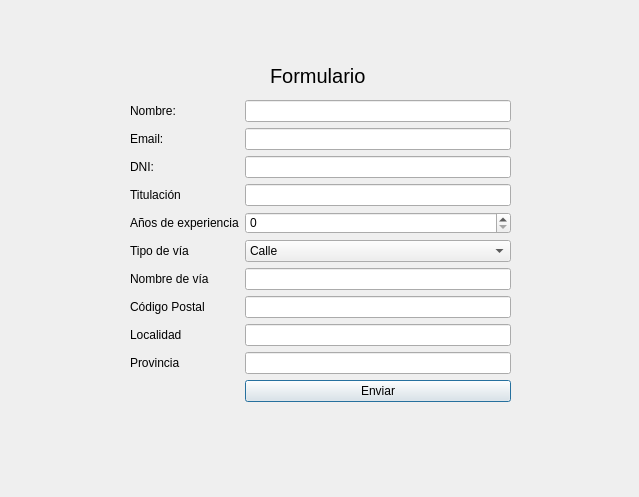
Old version of the form formulario.ui in the repository julinavas14/trabajo_programacion_sql.
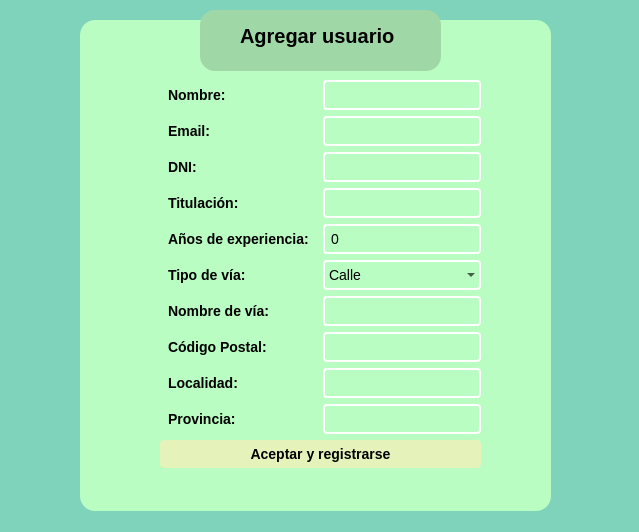
New version of the form.

Diff of the .ui file:
```diff
--- a/formulario.ui
+++ b/formulario.ui
@@ -7,89 +7,178 @@
     <x>0</x>
     <y>0</y>
     <width>639</width>
-    <height>497</height>
+    <height>532</height>
    </rect>
   </property>
   <property name="windowTitle">
    <string>Dialog</string>
   </property>
   <property name="styleSheet">
-   <string notr="true">#submitButton {
-    background-color: #007BFF;   /* Blue background for submit button */
-    border-color: #0056b3;
-    font-size: 16px;
+   <string notr="true">background-color: rgb(128, 211, 187);</string>
+  </property>
+  <widget class="QWidget" name="widget" native="true">
+   <property name="geometry">
+    <rect>
+     <x>80</x>
+     <y>20</y>
+     <width>471</width>
+     <height>491</height>
+    </rect>
+   </property>
+   <property name="styleSheet">
+    <string notr="true">QWidget{
+background-color: rgb(186, 253, 194);
+border-radius: 15px;
 }
+
+QLabel {
+    font-size: 14px;
+    color: black;
+    padding: 2px 4px;
+    border: none;
+}
+
+QLineEdit, QComboBox, QSpinBox {
+    font-size: 14px;
+    color: #34495e;
+    border: 2px solid;
+	border-color: white;
+    border-radius: 4px;
+    padding: 4px;
+    background-color: transparent;
+}
+
+QPushButton {
+    font-size: 14px;
+    font-weight: bold;
+    color: black;
+	background-color: rgb(229, 243, 186);
+    border: none;
+    border-radius: 4px;
+    padding: 6px 12px;
+}
+
+QPushButton:hover {
+    background-color: rgb(202, 213, 163)
+}
+
+QPushButton:disabled {
+    background-color: #95a5a6;
+    color: #ecf0f1;
+}
+
 </string>
   </property>
   <widget class="QWidget" name="formLayoutWidget">
    <property name="geometry">
     <rect>
-     <x>130</x>
-     <y>100</y>
-     <width>381</width>
-     <height>317</height>
+      <x>80</x>
+      <y>60</y>
+      <width>321</width>
+      <height>407</height>
     </rect>
    </property>
    <layout class="QFormLayout" name="formLayout">
     <item row="1" column="0">
      <widget class="QLabel" name="nombreLabel">
+       <property name="styleSheet">
+        <string notr="true">font-weight: bold;</string>
+       </property>
       <property name="text">
        <string>Nombre:</string>
       </property>
      </widget>
     </item>
     <item row="1" column="1">
-     <widget class="QLineEdit" name="addnombre"/>
+      <widget class="QLineEdit" name="addnombre">
+       <property name="styleSheet">
+        <string notr="true">color: black;</string>
+       </property>
+      </widget>
     </item>
     <item row="2" column="0">
      <widget class="QLabel" name="emailLabel">
+       <property name="styleSheet">
+        <string notr="true">font-weight: bold;</string>
+       </property>
       <property name="text">
        <string>Email:</string>
       </property>
      </widget>
     </item>
     <item row="2" column="1">
-     <widget class="QLineEdit" name="addemail"/>
+      <widget class="QLineEdit" name="addemail">
+       <property name="styleSheet">
+        <string notr="true">color: black;</string>
+       </property>
+      </widget>
     </item>
     <item row="3" column="0">
      <widget class="QLabel" name="dNILabel">
+       <property name="styleSheet">
+        <string notr="true">font-weight: bold;</string>
+       </property>
       <property name="text">
        <string>DNI:</string>
       </property>
      </widget>
     </item>
     <item row="3" column="1">
-     <widget class="QLineEdit" name="addDNI"/>
+      <widget class="QLineEdit" name="addDNI">
+       <property name="styleSheet">
+        <string notr="true">color: black;</string>
+       </property>
+      </widget>
     </item>
     <item row="4" column="0">
      <widget class="QLabel" name="titulaciNLabel">
+       <property name="styleSheet">
+        <string notr="true">font-weight: bold;</string>
+       </property>
       <property name="text">
-       <string>Titulación</string>
+        <string>Titulación:</string>
       </property>
      </widget>
     </item>
     <item row="4" column="1">
-     <widget class="QLineEdit" name="addtitulacion"/>
+      <widget class="QLineEdit" name="addtitulacion">
+       <property name="styleSheet">
+        <string notr="true">color: black;</string>
+       </property>
+      </widget>
     </item>
     <item row="5" column="0">
      <widget class="QLabel" name="aOsDeExperienciaLabel">
+       <property name="styleSheet">
+        <string notr="true">font-weight: bold;</string>
+       </property>
       <property name="text">
-       <string>Años de experiencia</string>
+        <string>Años de experiencia:</string>
       </property>
      </widget>
     </item>
     <item row="5" column="1">
-     <widget class="QSpinBox" name="addanos"/>
+      <widget class="QSpinBox" name="addanos">
+       <property name="styleSheet">
+        <string notr="true">color: black;</string>
+       </property>
+      </widget>
     </item>
     <item row="6" column="0">
      <widget class="QLabel" name="tipoDeVALabel">
+       <property name="styleSheet">
+        <string notr="true">font-weight: bold;</string>
+       </property>
       <property name="text">
-       <string>Tipo de vía</string>
+        <string>Tipo de vía:</string>
       </property>
      </widget>
     </item>
     <item row="6" column="1">
      <widget class="QComboBox" name="comboBox">
+       <property name="styleSheet">
+        <string notr="true">color: black;</string>
+       </property>
       <item>
        <property name="text">
         <string>Calle</string>
@@ -109,69 +198,118 @@
     </item>
     <item row="7" column="0">
      <widget class="QLabel" name="nombreDeVALabel">
+       <property name="styleSheet">
+        <string notr="true">font-weight: bold;</string>
+       </property>
       <property name="text">
-       <string>Nombre de vía</string>
+        <string>Nombre de vía:</string>
       </property>
      </widget>
     </item>
     <item row="7" column="1">
-     <widget class="QLineEdit" name="addnombrevia"/>
+      <widget class="QLineEdit" name="addnombrevia">
+       <property name="styleSheet">
+        <string notr="true">color: black;</string>
+       </property>
+      </widget>
     </item>
     <item row="8" column="0">
      <widget class="QLabel" name="cDigoPostalLabel">
+       <property name="styleSheet">
+        <string notr="true">font-weight: bold;</string>
+       </property>
       <property name="text">
-       <string>Código Postal</string>
+        <string>Código Postal:</string>
       </property>
      </widget>
     </item>
     <item row="8" column="1">
-     <widget class="QLineEdit" name="addcodigopostal"/>
+      <widget class="QLineEdit" name="addcodigopostal">
+       <property name="styleSheet">
+        <string notr="true">color: black;</string>
+       </property>
+      </widget>
     </item>
     <item row="9" column="0">
      <widget class="QLabel" name="localidadLabel">
+       <property name="styleSheet">
+        <string notr="true">font-weight: bold;</string>
+       </property>
       <property name="text">
-       <string>Localidad</string>
+        <string>Localidad:</string>
       </property>
      </widget>
     </item>
     <item row="9" column="1">
-     <widget class="QLineEdit" name="addlocalidad"/>
+      <widget class="QLineEdit" name="addlocalidad">
+       <property name="styleSheet">
+        <string notr="true">color: black;</string>
+       </property>
+      </widget>
     </item>
     <item row="10" column="0">
      <widget class="QLabel" name="provinciaLabel">
+       <property name="styleSheet">
+        <string notr="true">font-weight: bold;</string>
+       </property>
       <property name="text">
-       <string>Provincia</string>
+        <string>Provincia:</string>
       </property>
      </widget>
     </item>
     <item row="10" column="1">
-     <widget class="QLineEdit" name="addprovincia"/>
-    </item>
-    <item row="11" column="1">
+      <widget class="QLineEdit" name="addprovincia">
+       <property name="styleSheet">
+        <string notr="true">color: black;</string>
+       </property>
+      </widget>
+     </item>
+     <item row="11" column="0" colspan="2">
      <widget class="QPushButton" name="addenviar">
       <property name="text">
-       <string>Enviar</string>
+        <string>Aceptar y registrarse</string>
       </property>
      </widget>
     </item>
    </layout>
   </widget>
+  </widget>
+  <widget class="QFrame" name="frame">
+   <property name="geometry">
+    <rect>
+     <x>200</x>
+     <y>10</y>
+     <width>241</width>
+     <height>61</height>
+    </rect>
+   </property>
+   <property name="styleSheet">
+    <string notr="true">background-color: rgb(159, 216, 166);
+border-radius: 15px;</string>
+   </property>
+   <property name="frameShape">
+    <enum>QFrame::StyledPanel</enum>
+   </property>
+   <property name="frameShadow">
+    <enum>QFrame::Raised</enum>
+   </property>
   <widget class="QLabel" name="label">
    <property name="geometry">
     <rect>
-     <x>270</x>
-     <y>60</y>
-     <width>151</width>
-     <height>31</height>
+      <x>40</x>
+      <y>0</y>
+      <width>171</width>
+      <height>51</height>
     </rect>
    </property>
    <property name="styleSheet">
-    <string notr="true">font: 20px
-</string>
+     <string notr="true">font-size: 20px;
+font-weight: bold;</string>
    </property>
    <property name="text">
-    <string>Formulario</string>
-   </property>
+     <string>Agregar usuario</string>
+    </property>
+   </widget>
   </widget>
  </widget>
  <resources/>
```
Lines whose indentation alone changed are shown as unchanged.
